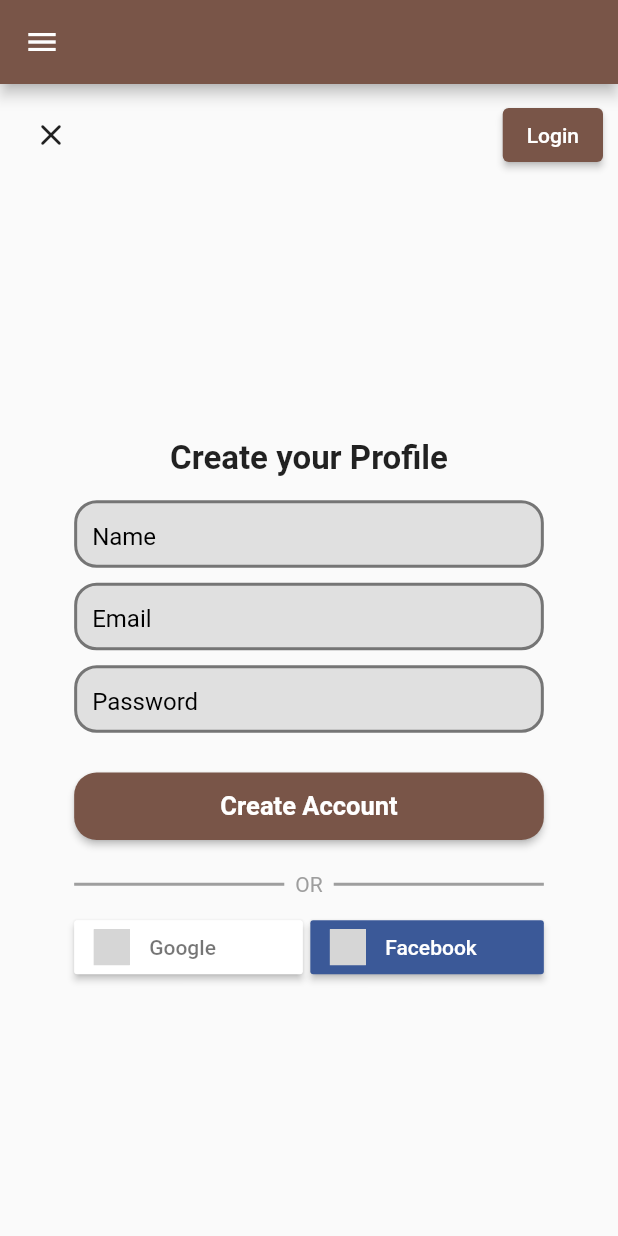
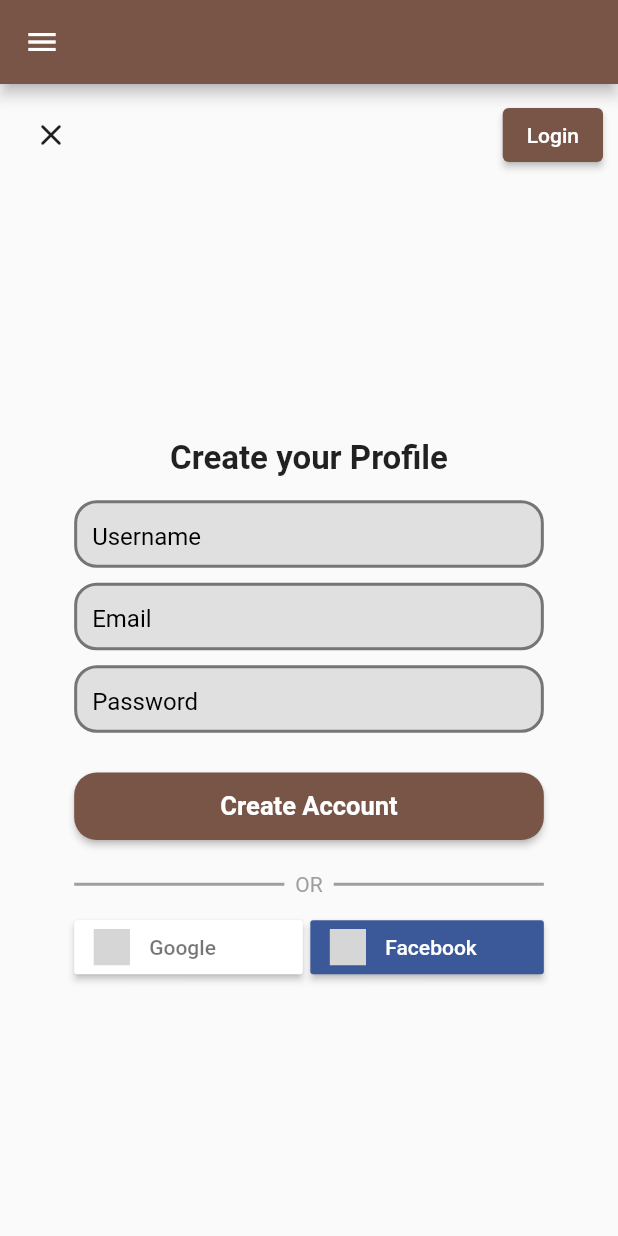
Before and after one commit to abhishek-kumaryadav/logodaedale, a Flutter app: the screen it shows after launch, on a phone screen of 412 x 824 dp. Run offline on Flutter 3.47's test engine with Material 2 defaults, Android fonts, the phone set to English and light mode, and no system bars; our stand-ins replace flutter_signin_button, shared_preferences; grey boxes are pictures that could not be loaded.

```diff
--- a/lib/components/my_submit_button.dart
+++ b/lib/components/my_submit_button.dart
@@ -5,8 +5,9 @@ class MySubmitButton extends StatelessWidget {
   const MySubmitButton({
     Key? key,
     required this.title,
+    required this.function,
   }) : super(key: key);
-
+  final VoidCallback function;
   final String title;
   @override
   Widget build(BuildContext context) {
@@ -16,7 +17,7 @@ class MySubmitButton extends StatelessWidget {
         minWidth: double.infinity,
       ),
       child: ElevatedButton(
-        onPressed: () {},
+        onPressed: function,
         child: Text(
           title,
           style: const TextStyle(
--- a/lib/components/signup_screen/my_signup_form.dart
+++ b/lib/components/signup_screen/my_signup_form.dart
@@ -6,11 +6,12 @@ import 'package:logodaedale/components/my_text_form_field.dart';
 class MySignupForm extends StatelessWidget {
   const MySignupForm({
     Key? key,
+    required this.function,
     // required this.sz,
   }) : super(key: key);
 
   // final Size sz;
-
+  final VoidCallback function;
   @override
   Widget build(BuildContext context) {
     Size sz = MediaQuery.of(context).size;
@@ -21,7 +22,7 @@ class MySignupForm extends StatelessWidget {
         child: Column(
           children: <Widget>[
             MyTextFormField(
-              title: "Name",
+              title: "Username",
               validator: (value) {
                 if (value == null) return null;
               },
@@ -45,8 +46,11 @@ class MySignupForm extends StatelessWidget {
               obscureText: true,
             ),
             Padding(
-              padding: const EdgeInsets.symmetric(vertical: 20),
-              child: const MySubmitButton(title: "Create Account"),
+              padding: EdgeInsets.symmetric(vertical: 20),
+              child: MySubmitButton(
+                title: "Create Account",
+                function: function,
+              ),
             ),
             Row(
               mainAxisAlignment: MainAxisAlignment.spaceBetween,
@@ -56,7 +60,7 @@ class MySignupForm extends StatelessWidget {
                   width: sz.width * 0.34,
                   color: Colors.grey,
                 ),
-                Text(
+                const Text(
                   'OR',
                   style: TextStyle(color: Colors.grey),
                 ),
--- a/lib/routes.dart
+++ b/lib/routes.dart
@@ -1,8 +1,10 @@
 import 'package:flutter/widgets.dart';
+import 'package:logodaedale/screens/home_screen.dart';
 import 'package:logodaedale/screens/login_screen.dart';
 import 'package:logodaedale/screens/signup_screen.dart';
 
 final Map<String, WidgetBuilder> routes = <String, WidgetBuilder>{
   "/Login": (BuildContext context) => LoginPage(),
   "/SignUp": (BuildContext context) => SignUpPage(),
+  "/Home": (BuildContext context) => HomePage(),
 };
--- a/lib/screens/signup_screen.dart
+++ b/lib/screens/signup_screen.dart
@@ -52,14 +52,18 @@ class SignUpPage extends StatelessWidget {
                 mainAxisAlignment: MainAxisAlignment.center,
                 children: <Widget>[
                   const Padding(
-                    padding: const EdgeInsets.symmetric(vertical: 10),
+                    padding: EdgeInsets.symmetric(vertical: 10),
                     child: Text(
                       "Create your Profile",
                       style:
                           TextStyle(fontWeight: FontWeight.bold, fontSize: 22),
                     ),
                   ),
-                  MySignupForm(),
+                  MySignupForm(
+                    function: () {
+                      Navigator.pushNamed(context, "/Home");
+                    },
+                  ),
                 ],
               ),
               // ),
--- a/pubspec.yaml
+++ b/pubspec.yaml
@@ -31,6 +31,7 @@ dependencies:
     sdk: flutter
   cupertino_icons: ^1.0.2
   equatable: ^2.0.2
+  firebase_auth: ^1.4.1
   flutter_bloc: ^7.0.1
   flutter_signin_button: ^2.0.0
   provider: ^5.0.0
```
Also changed, not shown: lib/components/login_screen/my_login_form.dart (+6 -3 lines), lib/screens/home_screen.dart (+43 -6 lines), lib/screens/play_screen.dart (added, +14 -0 lines), pubspec.lock, 3 other files.
